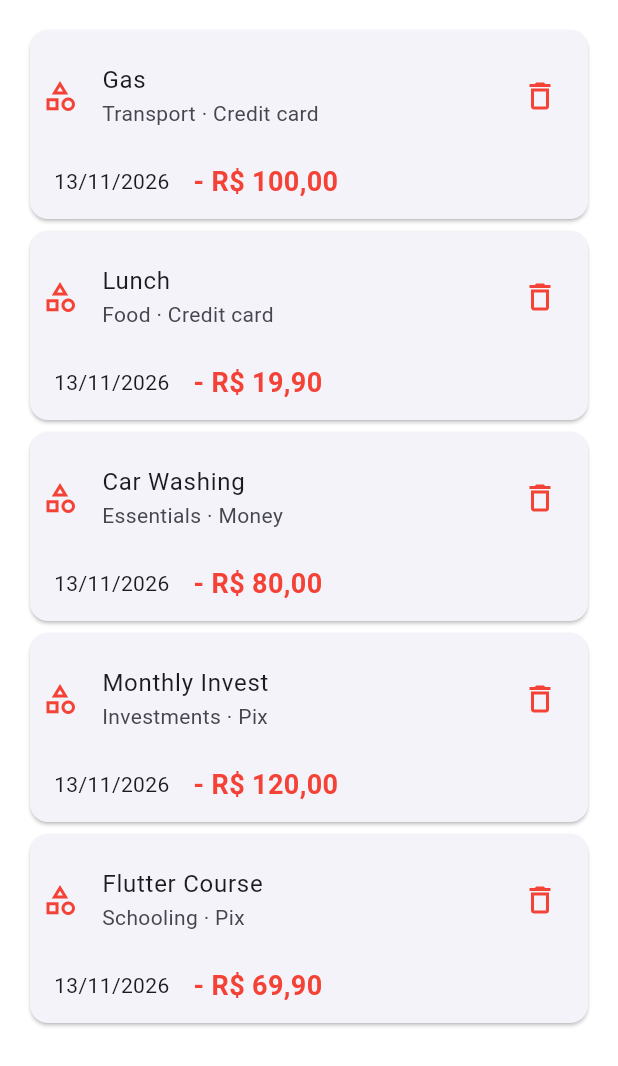
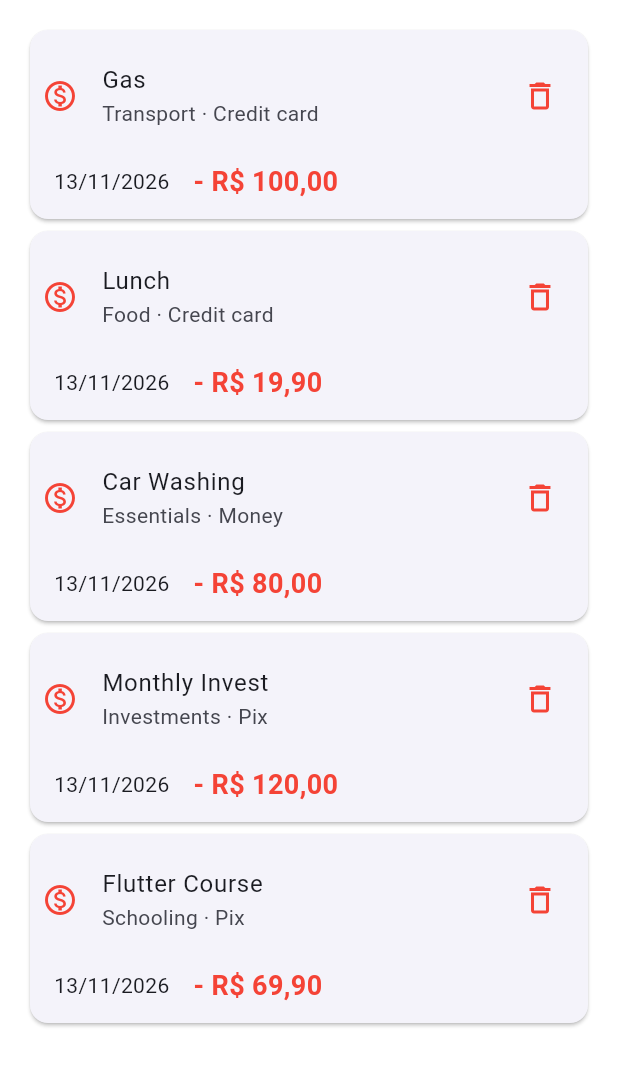
Before and after one commit to Guviega/fintracker, a Flutter app: the ExpenseView screen opened by its route, on a phone screen of 412 x 824 dp. Shown: the top 1066 px of the screen. Run offline on Flutter 3.47's test engine with Material 3 defaults, Android fonts, the phone set to English and light mode, and no system bars; our stand-ins replace fl_chart, mask_text_input_formatter.

Commit message:
change expense card icon in ExpenseView

```diff
--- a/lib/view/ExpenseView.dart
+++ b/lib/view/ExpenseView.dart
@@ -59,7 +59,10 @@ class _ExpenseViewState extends State<ExpenseView> {
           children: [
             ListTile(
               contentPadding: const EdgeInsets.all(8),
-              leading: const Icon(Icons.category_outlined, color: Colors.red),
+              leading: const Icon(
+                Icons.monetization_on_outlined,
+                color: Colors.red,
+              ),
               title: Text(expense.description),
               subtitle: Text(
                 '${expense.category.name} · ${_formatPaymentMethod(expense.paymentMethod.name)}',
```
